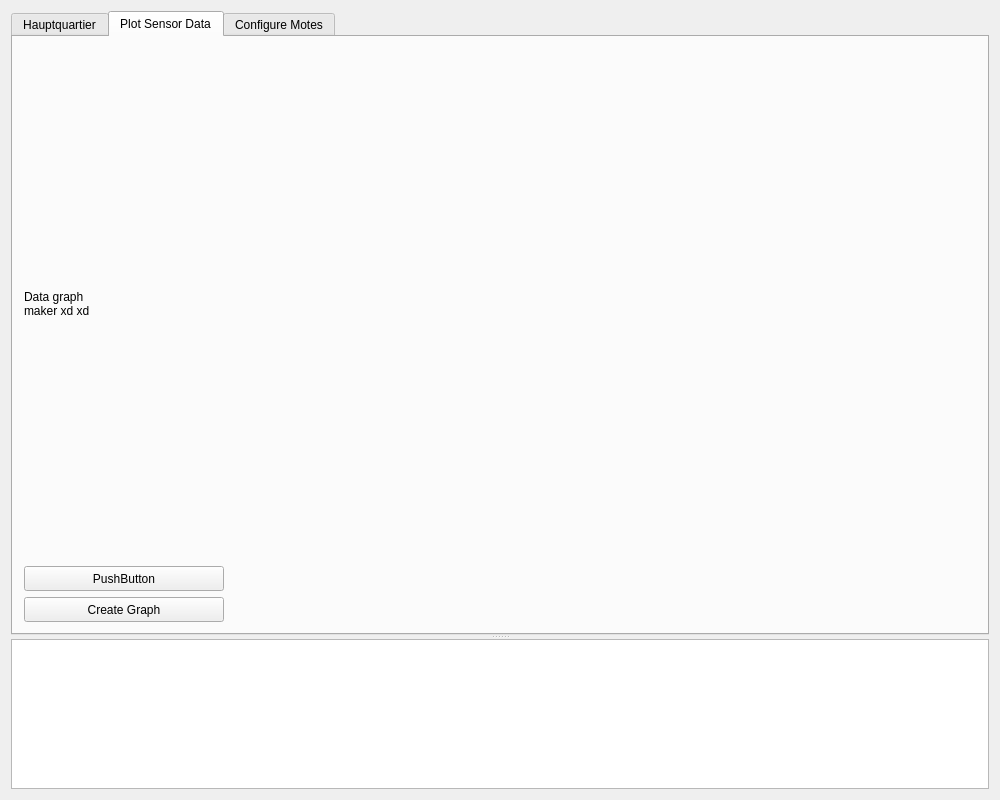
Before: the Qt Designer form gui/mainwindow.ui in heat1q/plant.io, drawn with Qt 5.
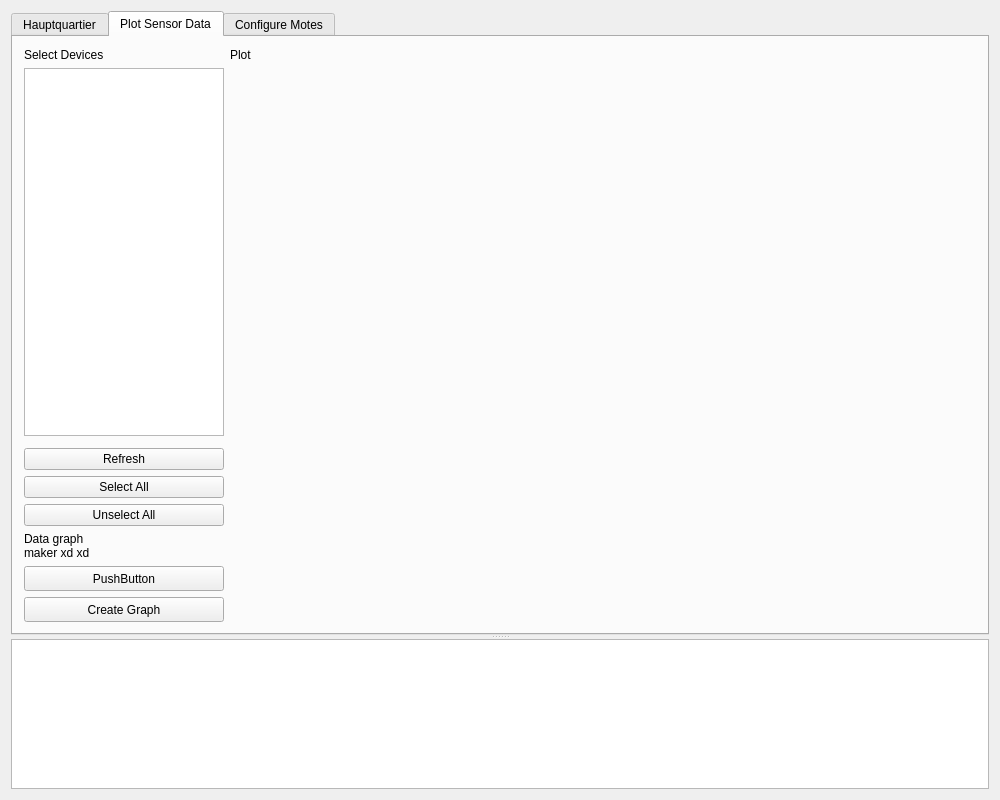
After: the same form once the commit is applied. The open tabs and pages were chosen to show the change. Custom widgets are drawn as their Qt base class.

Commit message: implemented plotting multiple graphs and the selection field of the devices to plot the data from

The edit to the form file:
```diff
--- a/gui/mainwindow.ui
+++ b/gui/mainwindow.ui
@@ -46,7 +46,7 @@
         </size>
        </property>
        <property name="currentIndex">
-        <number>0</number>
+        <number>1</number>
        </property>
        <widget class="QWidget" name="tab1">
         <attribute name="title">
@@ -440,20 +440,21 @@
          <string>Plot Sensor Data</string>
         </attribute>
         <layout class="QGridLayout" name="gridLayout">
-         <item row="1" column="0">
-          <widget class="QPushButton" name="pushButton_xxyyzz">
-           <property name="sizePolicy">
-            <sizepolicy hsizetype="Preferred" vsizetype="Preferred">
-             <horstretch>0</horstretch>
-             <verstretch>0</verstretch>
-            </sizepolicy>
-           </property>
-           <property name="minimumSize">
+         <item row="3" column="0">
+          <widget class="QPushButton" name="pushButton_Refresh_Tab2">
+           <property name="maximumSize">
             <size>
              <width>200</width>
              <height>25</height>
             </size>
            </property>
+           <property name="text">
+            <string>Refresh</string>
+           </property>
+          </widget>
+         </item>
+         <item row="5" column="0">
+          <widget class="QPushButton" name="pushButton_UnselectAll_Tab2">
            <property name="maximumSize">
             <size>
              <width>200</width>
@@ -461,11 +462,11 @@
             </size>
            </property>
            <property name="text">
-            <string>PushButton</string>
+            <string>Unselect All</string>
            </property>
           </widget>
          </item>
-         <item row="2" column="0">
+         <item row="8" column="0">
           <widget class="QPushButton" name="pushButton_creategraph">
            <property name="sizePolicy">
             <sizepolicy hsizetype="Preferred" vsizetype="Preferred">
@@ -490,7 +491,32 @@
            </property>
           </widget>
          </item>
-         <item row="0" column="0">
+         <item row="7" column="0">
+          <widget class="QPushButton" name="pushButton_xxyyzz">
+           <property name="sizePolicy">
+            <sizepolicy hsizetype="Preferred" vsizetype="Preferred">
+             <horstretch>0</horstretch>
+             <verstretch>0</verstretch>
+            </sizepolicy>
+           </property>
+           <property name="minimumSize">
+            <size>
+             <width>200</width>
+             <height>25</height>
+            </size>
+           </property>
+           <property name="maximumSize">
+            <size>
+             <width>200</width>
+             <height>25</height>
+            </size>
+           </property>
+           <property name="text">
+            <string>PushButton</string>
+           </property>
+          </widget>
+         </item>
+         <item row="6" column="0">
           <widget class="QLabel" name="label">
            <property name="sizePolicy">
             <sizepolicy hsizetype="Preferred" vsizetype="Preferred">
@@ -516,7 +542,47 @@
            </property>
           </widget>
          </item>
-         <item row="0" column="1" rowspan="3">
+         <item row="1" column="0">
+          <widget class="QListWidget" name="listWidget_Tab2">
+           <property name="maximumSize">
+            <size>
+             <width>200</width>
+             <height>100000</height>
+            </size>
+           </property>
+           <property name="selectionMode">
+            <enum>QAbstractItemView::MultiSelection</enum>
+           </property>
+          </widget>
+         </item>
+         <item row="4" column="0">
+          <widget class="QPushButton" name="pushButton_SelectAll_Tab2">
+           <property name="maximumSize">
+            <size>
+             <width>200</width>
+             <height>25</height>
+            </size>
+           </property>
+           <property name="text">
+            <string>Select All</string>
+           </property>
+          </widget>
+         </item>
+         <item row="0" column="0">
+          <widget class="QLabel" name="label_2">
+           <property name="text">
+            <string>Select Devices</string>
+           </property>
+          </widget>
+         </item>
+         <item row="0" column="1">
+          <widget class="QLabel" name="label_9">
+           <property name="text">
+            <string>Plot</string>
+           </property>
+          </widget>
+         </item>
+         <item row="1" column="1" rowspan="8">
           <widget class="QCustomPlot" name="customPlot" native="true">
            <property name="sizePolicy">
             <sizepolicy hsizetype="Expanding" vsizetype="Expanding">
```
The commit also changes 2 other files.
